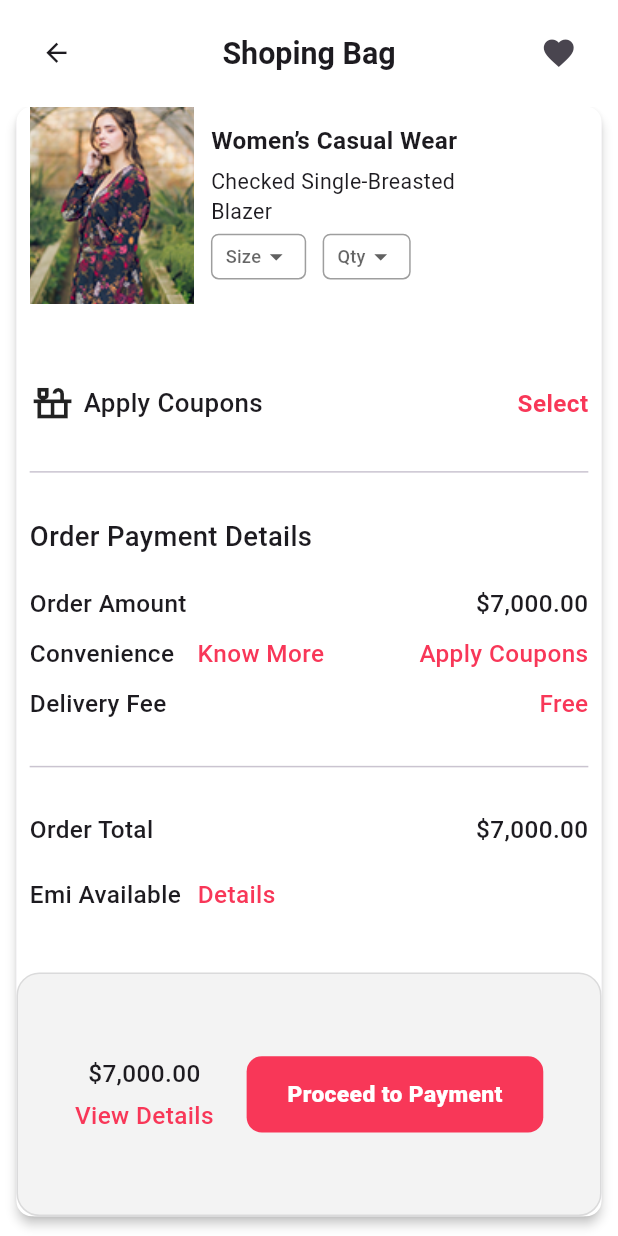
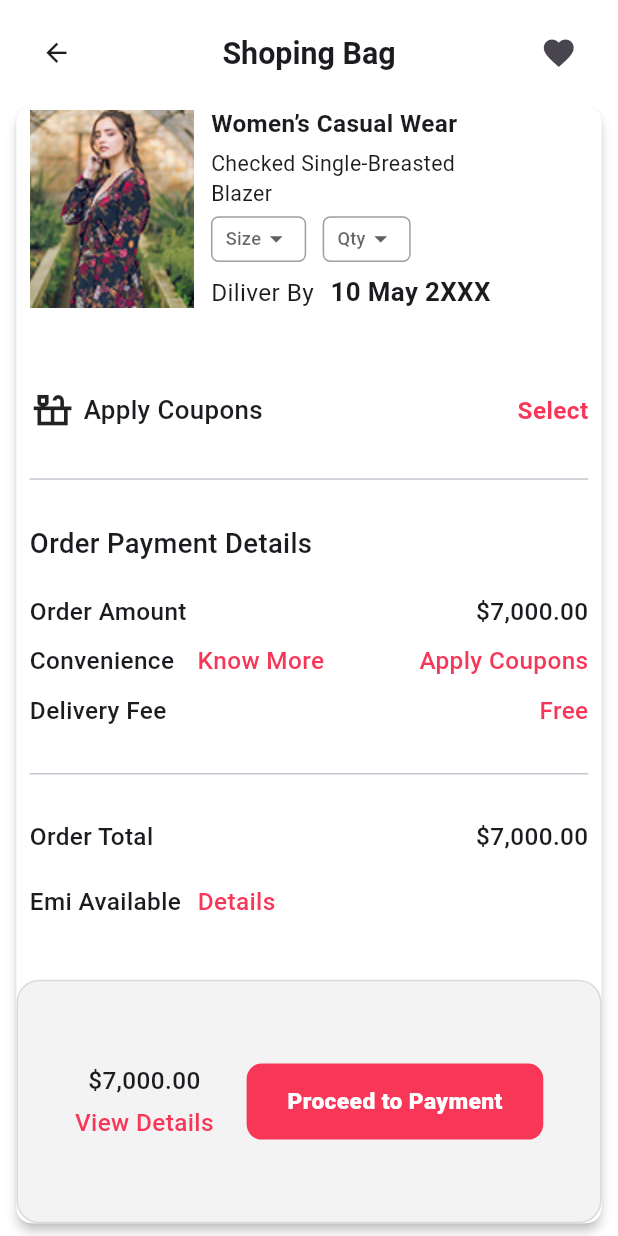
Before and after one commit to saddamhussain11/stylish, a Flutter app: the ShopingBagScreen screen opened directly, on a phone screen of 412 x 824 dp. Run offline on Flutter 3.47's test engine with Material 3 defaults, Android fonts, the phone set to English and light mode, and no system bars; our stand-ins replace flutter_screenutil, get, get_storage; accounts and stored records are empty; network calls fail.

Commit message:
update 5/27/25

```diff
--- a/lib/main.dart
+++ b/lib/main.dart
@@ -1,8 +1,7 @@
 import 'package:flutter/material.dart';
 import 'package:flutter_screenutil/flutter_screenutil.dart';
 import 'package:get/get_navigation/get_navigation.dart';
-import 'package:stylish/view/Checkout/checkout_screen.dart';
-import 'package:stylish/view/Shoping_Bag/shoping_bag_screen.dart';
+import 'package:stylish/view/auth/login_screen.dart';
 
 void main() {
   runApp(const MyApp());
@@ -23,7 +22,7 @@ class MyApp extends StatelessWidget {
         return GetMaterialApp(
           debugShowCheckedModeBanner: false,
           title: 'Stylish',
-          home: ShopingBagScreen(),
+          home: LoginScreen(),
         );
       },
     );
--- a/lib/view/Shoping_Bag/shoping_bag_screen.dart
+++ b/lib/view/Shoping_Bag/shoping_bag_screen.dart
@@ -197,7 +197,26 @@ class _ShopingBagScreenState extends State<ShopingBagScreen> {
                                           ),
                                         ],
                                       ),
-                                      SizedBox(height: 5.h),
+                                      SizedBox(height: 8.h),
+                                      Row(
+                                        children: [
+                                          Text(
+                                            "Diliver By",
+                                            style: TextStyle(
+                                              fontSize: 16.sp,
+                                              fontWeight: FontWeight.w400,
+                                            ),
+                                          ),
+                                          SizedBox(width: 10.w),
+                                          Text(
+                                            "10 May 2XXX",
+                                            style: TextStyle(
+                                              fontSize: 17.sp,
+                                              fontWeight: FontWeight.bold,
+                                            ),
+                                          ),
+                                        ],
+                                      ),
                                     ],
                                   ),
                                 ),
--- a/pubspec.yaml
+++ b/pubspec.yaml
@@ -45,6 +45,7 @@ dependencies:
   intl: ^0.20.2
   shimmer: ^3.0.0
   flutter_staggered_grid_view: ^0.4.1
+  http: ^1.4.0
 
 
 
```
Also changed, not shown: lib/view/auth/login_screen.dart (+48 -5 lines), pubspec.lock.
